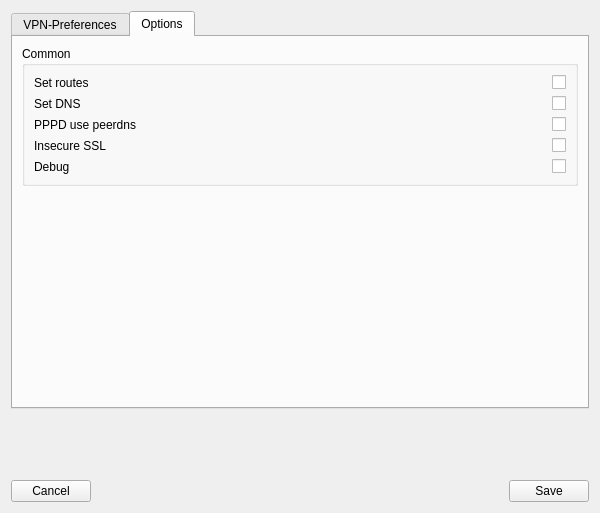
This is vpnprofileeditor.ui in theinvisible/openfortigui as Qt 5 draws it before an edit. The edited form follows.
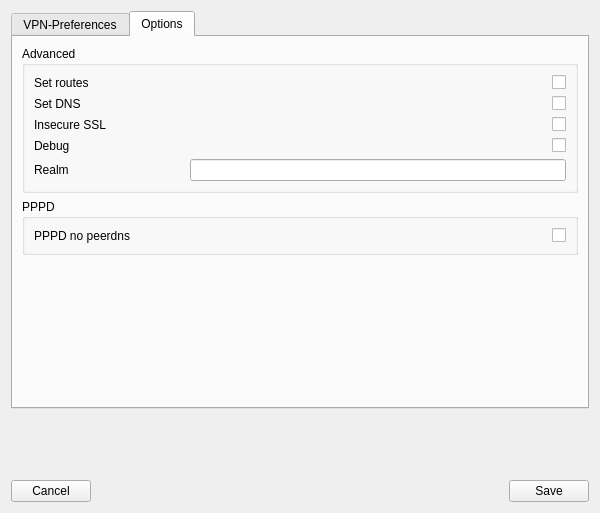
This is the edited form. The open tabs and pages were chosen to show the change.

Commit message: Remote VPN-DNS is now populated properly Set DNS/Routes is now enabled for new profiles SSLVPN Realm can be set

The edit to the form file:
```diff
--- a/vpnprofileeditor.ui
+++ b/vpnprofileeditor.ui
@@ -281,7 +281,7 @@
        <item>
         <widget class="QGroupBox" name="groupBox_3">
          <property name="title">
-          <string>Common</string>
+          <string>Advanced</string>
          </property>
          <layout class="QFormLayout" name="formLayout_3">
           <item row="0" column="0">
@@ -330,29 +330,6 @@
             </property>
            </widget>
           </item>
-          <item row="2" column="0">
-           <widget class="QLabel" name="label_13">
-            <property name="minimumSize">
-             <size>
-              <width>150</width>
-              <height>0</height>
-             </size>
-            </property>
-            <property name="text">
-             <string>PPPD use peerdns</string>
-            </property>
-           </widget>
-          </item>
-          <item row="2" column="1">
-           <widget class="QCheckBox" name="cbPPPDUsePeerDNS">
-            <property name="layoutDirection">
-             <enum>Qt::RightToLeft</enum>
-            </property>
-            <property name="text">
-             <string/>
-            </property>
-           </widget>
-          </item>
           <item row="3" column="0">
            <widget class="QLabel" name="label_14">
             <property name="minimumSize">
@@ -391,6 +368,54 @@
           </item>
           <item row="4" column="1">
            <widget class="QCheckBox" name="cbDebug">
+            <property name="layoutDirection">
+             <enum>Qt::RightToLeft</enum>
+            </property>
+            <property name="text">
+             <string/>
+            </property>
+           </widget>
+          </item>
+          <item row="5" column="0">
+           <widget class="QLabel" name="label_16">
+            <property name="minimumSize">
+             <size>
+              <width>150</width>
+              <height>0</height>
+             </size>
+            </property>
+            <property name="text">
+             <string>Realm</string>
+            </property>
+           </widget>
+          </item>
+          <item row="5" column="1">
+           <widget class="QLineEdit" name="leRealm"/>
+          </item>
+         </layout>
+        </widget>
+       </item>
+       <item>
+        <widget class="QGroupBox" name="groupBox_2">
+         <property name="title">
+          <string>PPPD</string>
+         </property>
+         <layout class="QFormLayout" name="formLayout_4">
+          <item row="0" column="0">
+           <widget class="QLabel" name="label_13">
+            <property name="minimumSize">
+             <size>
+              <width>150</width>
+              <height>0</height>
+             </size>
+            </property>
+            <property name="text">
+             <string>PPPD no peerdns</string>
+            </property>
+           </widget>
+          </item>
+          <item row="0" column="1">
+           <widget class="QCheckBox" name="cbPPPDNoPeerDNS">
             <property name="layoutDirection">
              <enum>Qt::RightToLeft</enum>
             </property>
```
The commit also changes 9 other files.
